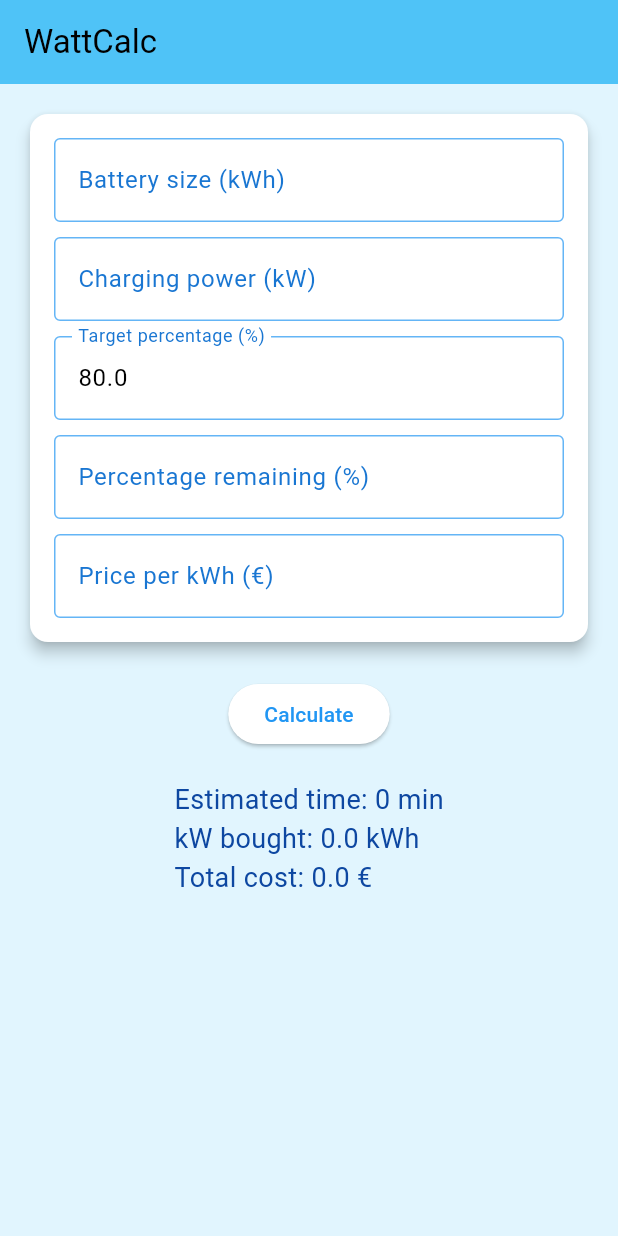
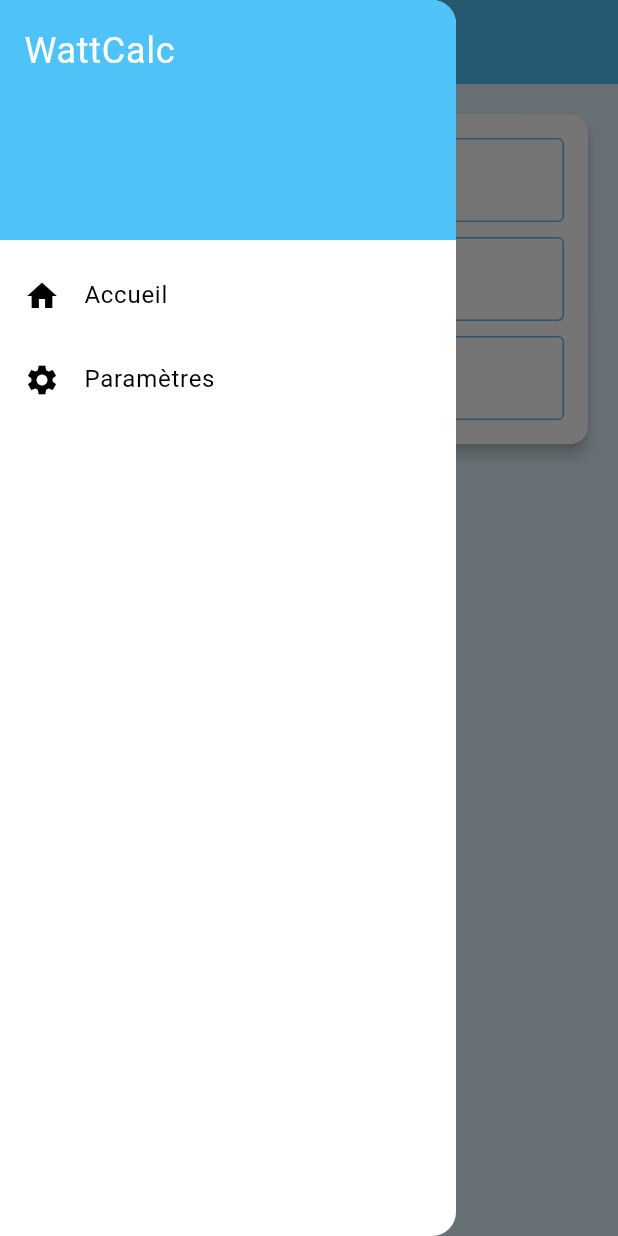
Before and after one commit to kinhelm/watt-calc, a Flutter app: the screen it shows after launch, with the side drawer open (before the commit the screen has no drawer), on a phone screen of 412 x 824 dp. Run offline on Flutter 3.47's test engine with Material 3 defaults, Android fonts, the phone set to English and light mode, and no system bars; our stand-ins replace shared_preferences; generated files the repository leaves out were written again.

Commit message:
feat: add drawer with parameters screen

````diff
--- /dev/null
+++ b/lib/i18n/app_localizations.dart
@@ -0,0 +1,189 @@
+import 'dart:async';
+
+import 'package:flutter/foundation.dart';
+import 'package:flutter/widgets.dart';
+import 'package:flutter_localizations/flutter_localizations.dart';
+import 'package:intl/intl.dart' as intl;
+
+import 'app_localizations_en.dart';
+import 'app_localizations_fr.dart';
+
+// ignore_for_file: type=lint
+
+/// Callers can lookup localized strings with an instance of AppLocalizations
+/// returned by `AppLocalizations.of(context)`.
+///
+/// Applications need to include `AppLocalizations.delegate()` in their app's
+/// `localizationDelegates` list, and the locales they support in the app's
+/// `supportedLocales` list. For example:
+///
+/// ```dart
+/// import 'i18n/app_localizations.dart';
+///
+/// return MaterialApp(
+///   localizationsDelegates: AppLocalizations.localizationsDelegates,
+///   supportedLocales: AppLocalizations.supportedLocales,
+///   home: MyApplicationHome(),
+/// );
+/// ```
+///
+/// ## Update pubspec.yaml
+///
+/// Please make sure to update your pubspec.yaml to include the following
+/// packages:
+///
+/// ```yaml
+/// dependencies:
+///   # Internationalization support.
+///   flutter_localizations:
+///     sdk: flutter
+///   intl: any # Use the pinned version from flutter_localizations
+///
+///   # Rest of dependencies
+/// ```
+///
+/// ## iOS Applications
+///
+/// iOS applications define key application metadata, including supported
+/// locales, in an Info.plist file that is built into the application bundle.
+/// To configure the locales supported by your app, you’ll need to edit this
+/// file.
+///
+/// First, open your project’s ios/Runner.xcworkspace Xcode workspace file.
+/// Then, in the Project Navigator, open the Info.plist file under the Runner
+/// project’s Runner folder.
+///
+/// Next, select the Information Property List item, select Add Item from the
+/// Editor menu, then select Localizations from the pop-up menu.
+///
+/// Select and expand the newly-created Localizations item then, for each
+/// locale your application supports, add a new item and select the locale
+/// you wish to add from the pop-up menu in the Value field. This list should
+/// be consistent with the languages listed in the AppLocalizations.supportedLocales
+/// property.
+abstract class AppLocalizations {
+  AppLocalizations(String locale) : localeName = intl.Intl.canonicalizedLocale(locale.toString());
+
+  final String localeName;
+
+  static AppLocalizations? of(BuildContext context) {
+    return Localizations.of<AppLocalizations>(context, AppLocalizations);
+  }
+
+  static const LocalizationsDelegate<AppLocalizations> delegate = _AppLocalizationsDelegate();
+
+  /// A list of this localizations delegate along with the default localizations
+  /// delegates.
+  ///
+  /// Returns a list of localizations delegates containing this delegate along with
+  /// GlobalMaterialLocalizations.delegate, GlobalCupertinoLocalizations.delegate,
+  /// and GlobalWidgetsLocalizations.delegate.
+  ///
+  /// Additional delegates can be added by appending to this list in
+  /// MaterialApp. This list does not have to be used at all if a custom list
+  /// of delegates is preferred or required.
+  static const List<LocalizationsDelegate<dynamic>> localizationsDelegates = <LocalizationsDelegate<dynamic>>[
+    delegate,
+    GlobalMaterialLocalizations.delegate,
+    GlobalCupertinoLocalizations.delegate,
+    GlobalWidgetsLocalizations.delegate,
+  ];
+
+  /// A list of this localizations delegate's supported locales.
+  static const List<Locale> supportedLocales = <Locale>[
+    Locale('en'),
+    Locale('fr')
+  ];
+
+  /// No description provided for @appTitle.
+  ///
+  /// In en, this message translates to:
+  /// **'WattCalc'**
+  String get appTitle;
+
+  /// No description provided for @batterySizeLabel.
+  ///
+  /// In en, this message translates to:
+  /// **'Battery size (kWh)'**
+  String get batterySizeLabel;
+
+  /// No description provided for @percentageRemainingLabel.
+  ///
+  /// In en, this message translates to:
+  /// **'Percentage remaining (%)'**
+  String get percentageRemainingLabel;
+
+  /// No description provided for @targetPercentageLabel.
+  ///
+  /// In en, this message translates to:
+  /// **'Target percentage (%)'**
+  String get targetPercentageLabel;
+
+  /// No description provided for @pricePerKwLabel.
+  ///
+  /// In en, this message translates to:
+  /// **'Price per kWh (€)'**
+  String get pricePerKwLabel;
+
+  /// No description provided for @chargingPowerLabel.
+  ///
+  /// In en, this message translates to:
+  /// **'Charging power (kW)'**
+  String get chargingPowerLabel;
+
+  /// No description provided for @calculateButton.
+  ///
+  /// In en, this message translates to:
+  /// **'Calculate'**
+  String get calculateButton;
+
+  /// No description provided for @kwBought.
+  ///
+  /// In en, this message translates to:
+  /// **'kW bought: {kwNeeded} kWh'**
+  String kwBought(Object kwNeeded);
+
+  /// No description provided for @totalCost.
+  ///
+  /// In en, this message translates to:
+  /// **'Total cost: {cost} €'**
+  String totalCost(Object cost);
+
+  /// No description provided for @estimatedTime.
+  ///
+  /// In en, this message translates to:
+  /// **'Estimated time: {time}'**
+  String estimatedTime(Object time);
+}
+
+class _AppLocalizationsDelegate extends LocalizationsDelegate<AppLocalizations> {
+  const _AppLocalizationsDelegate();
+
+  @override
+  Future<AppLocalizations> load(Locale locale) {
+    return SynchronousFuture<AppLocalizations>(lookupAppLocalizations(locale));
+  }
+
+  @override
+  bool isSupported(Locale locale) => <String>['en', 'fr'].contains(locale.languageCode);
+
+  @override
+  bool shouldReload(_AppLocalizationsDelegate old) => false;
+}
+
+AppLocalizations lookupAppLocalizations(Locale locale) {
+
+
+  // Lookup logic when only language code is specified.
+  switch (locale.languageCode) {
+    case 'en': return AppLocalizationsEn();
+    case 'fr': return AppLocalizationsFr();
+  }
+
+  throw FlutterError(
+    'AppLocalizations.delegate failed to load unsupported locale "$locale". This is likely '
+    'an issue with the localizations generation tool. Please file an issue '
+    'on GitHub with a reproducible sample app and the gen-l10n configuration '
+    'that was used.'
+  );
+}
--- a/lib/screens/watt_calc_screen.dart
+++ b/lib/screens/watt_calc_screen.dart
@@ -1,3 +1,4 @@
+import 'package:WattCalc/screens/settings_screen.dart';
 import 'package:flutter/material.dart';
 import 'package:shared_preferences/shared_preferences.dart';
 import 'package:flutter_gen/gen_l10n/app_localizations.dart';
@@ -39,10 +40,8 @@ class _WattCalcScreenState extends State<WattCalcScreen> {
 
   void _saveData() async {
     SharedPreferences prefs = await SharedPreferences.getInstance();
-    prefs.setString('batterySize', _batterySizeController.text);
     prefs.setString('percentageRemaining', _percentageRemainingController.text);
     prefs.setString('pricePerKw', _pricePerKwController.text);
-    prefs.setString('chargingPower', _chargingPowerController.text);
     prefs.setString('targetPercentage', _targetPercentageController.text);
   }
 
@@ -98,9 +97,55 @@ class _WattCalcScreenState extends State<WattCalcScreen> {
   }
 
   @override
+  @override
   Widget build(BuildContext context) {
     return Scaffold(
-      appBar: AppBar(title: Text(AppLocalizations.of(context)!.appTitle)),
+      appBar: AppBar(
+        title: Text(AppLocalizations.of(context)!.appTitle),
+      ),
+      drawer: Drawer(
+        child: ListView(
+          padding: EdgeInsets.zero,
+          children: [
+            DrawerHeader(
+              decoration: BoxDecoration(
+                color: Theme.of(context).primaryColor,
+              ),
+              child: Text(
+                AppLocalizations.of(context)!.appTitle,
+                style: TextStyle(
+                  color: Colors.white,
+                  fontSize: 24,
+                ),
+              ),
+            ),
+            ListTile(
+              leading: Icon(Icons.home),
+              title: Text('Accueil'),
+              onTap: () {
+                Navigator.pop(context); // Ferme le menu
+              },
+            ),
+            ListTile(
+              leading: Icon(Icons.settings),
+              title: Text('Paramètres'),
+              onTap: () async {
+                Navigator.pop(context); // Ferme le menu
+                final result = await Navigator.push(
+                  context,
+                  MaterialPageRoute(
+                    builder: (context) => const SettingsScreen(),
+                  ),
+                );
+
+                if (result == true) {
+                  _loadData();
+                }
+              },
+            ),
+          ],
+        ),
+      ),
       body: Padding(
         padding: const EdgeInsets.all(16.0),
         child: Column(
@@ -111,24 +156,6 @@ class _WattCalcScreenState extends State<WattCalcScreen> {
                 padding: const EdgeInsets.all(16.0),
                 child: Column(
                   children: [
-                    TextField(
-                      controller: _batterySizeController,
-                      keyboardType: TextInputType.number,
-                      decoration: InputDecoration(
-                        labelText: AppLocalizations.of(context)!.batterySizeLabel,
-                        border: OutlineInputBorder(),
-                      ),
-                    ),
-                    SizedBox(height: 10),
-                    TextField(
-                      controller: _chargingPowerController,
-                      keyboardType: TextInputType.number,
-                      decoration: InputDecoration(
-                        labelText: AppLocalizations.of(context)!.chargingPowerLabel,
-                        border: OutlineInputBorder(),
-                      ),
-                    ),
-                    SizedBox(height: 10),
                     TextField(
                       controller: _targetPercentageController,
                       keyboardType: TextInputType.number,
````
Also changed, not shown: lib/i18n/app_localizations_en.dart (added, +46 -0 lines), lib/i18n/app_localizations_fr.dart (added, +46 -0 lines), lib/screens/settings_screen.dart (added, +85 -0 lines).
